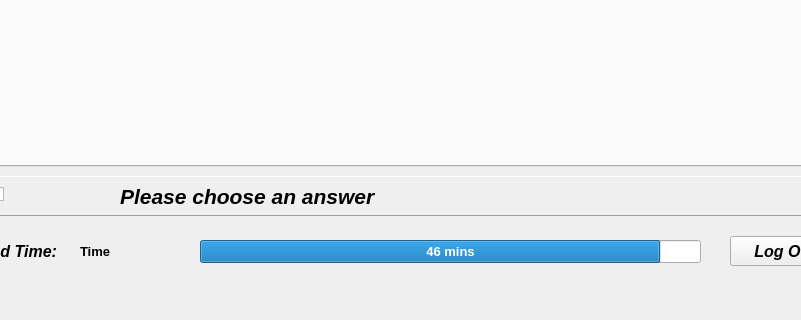
wotreeclapton/Exam_Project, file orig_ui_files/Exam_main_window.ui: the form before one commit; both pictures show x 230 to 1031 and y 624 to 944 of the 1200 by 944 pixel window.
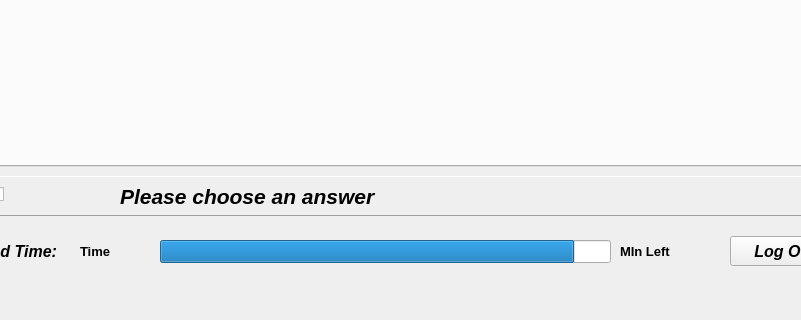
The form after the commit. Icons and pictures are not drawn.

Commit message: Added time countdown scroll code and photo display for each exam question

What changed in the file:
```diff
--- a/orig_ui_files/Exam_main_window.ui
+++ b/orig_ui_files/Exam_main_window.ui
@@ -383,9 +383,9 @@
    <widget class="QProgressBar" name="TimeLeftProgressBar">
     <property name="geometry">
      <rect>
-      <x>430</x>
+      <x>390</x>
       <y>864</y>
-      <width>501</width>
+      <width>451</width>
       <height>23</height>
      </rect>
     </property>
@@ -399,17 +399,14 @@
     <property name="statusTip">
      <string>Your time left</string>
     </property>
-    <property name="layoutDirection">
-     <enum>Qt::RightToLeft</enum>
-    </property>
     <property name="maximum">
      <number>50</number>
     </property>
     <property name="value">
      <number>46</number>
     </property>
-    <property name="invertedAppearance">
-     <bool>true</bool>
+    <property name="textVisible">
+     <bool>false</bool>
     </property>
     <property name="format">
      <string>%v mins</string>
@@ -910,7 +907,7 @@
      <rect>
       <x>310</x>
       <y>860</y>
-      <width>90</width>
+      <width>71</width>
       <height>30</height>
      </rect>
     </property>
@@ -946,6 +943,45 @@
      <string>End Time:</string>
     </property>
    </widget>
+   <widget class="QLabel" name="MInLeftLabel">
+    <property name="geometry">
+     <rect>
+      <x>850</x>
+      <y>860</y>
+      <width>101</width>
+      <height>30</height>
+     </rect>
+    </property>
+    <property name="font">
+     <font>
+      <pointsize>10</pointsize>
+      <weight>75</weight>
+      <bold>true</bold>
+     </font>
+    </property>
+    <property name="text">
+     <string>MIn Left</string>
+    </property>
+   </widget>
+   <widget class="QLabel" name="VideoLabel">
+    <property name="geometry">
+     <rect>
+      <x>630</x>
+      <y>116</y>
+      <width>560</width>
+      <height>314</height>
+     </rect>
+    </property>
+    <property name="frameShape">
+     <enum>QFrame::Panel</enum>
+    </property>
+    <property name="frameShadow">
+     <enum>QFrame::Raised</enum>
+    </property>
+    <property name="text">
+     <string/>
+    </property>
+   </widget>
   </widget>
   <widget class="QMenuBar" name="menubar">
    <property name="geometry">
```
Left out of the diff: 16 changed lines with no effect on the pictures. The commit also changes 3 other files.
